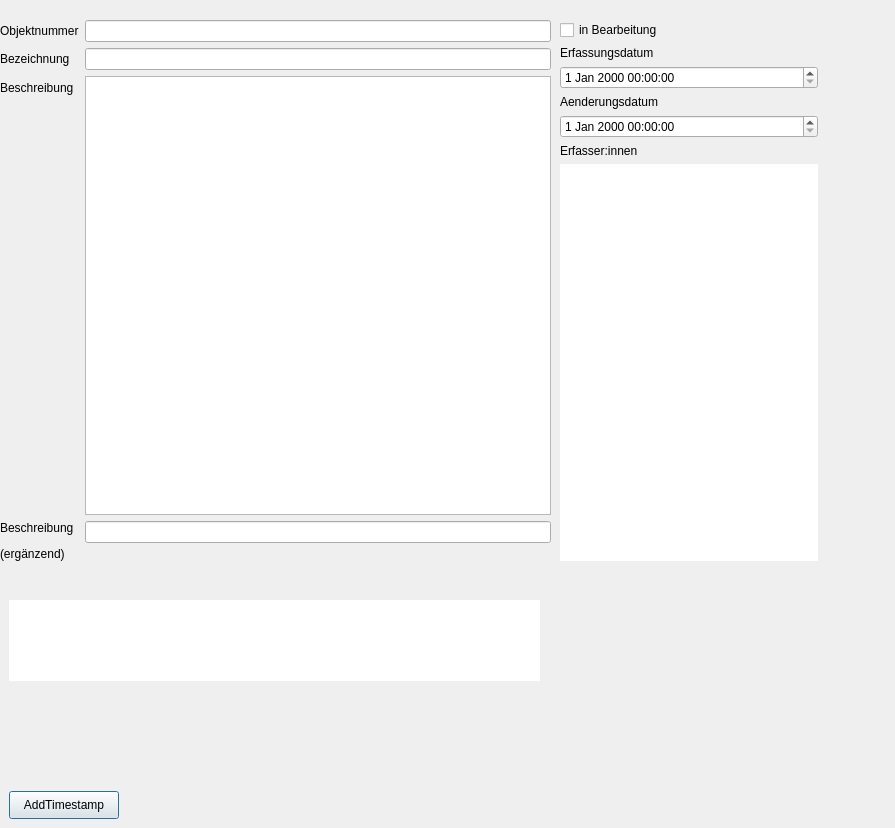
LausitzBergbaukultur/LauGIS, file LauQGIS_frontend/objektbereich_form.ui: the form before one commit.
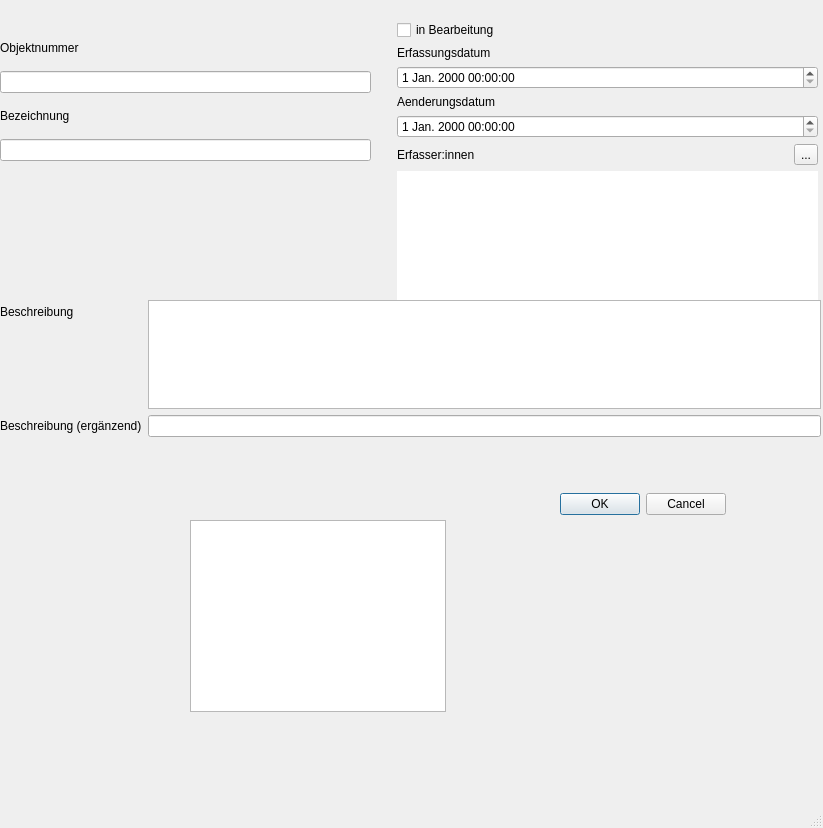
The form after the commit. Custom widgets are drawn as their Qt base class.

Commit message: exemplarische Implementation Erfasser:in

Diff of the .ui file:
```diff
--- a/LauQGIS_frontend/objektbereich_form.ui
+++ b/LauQGIS_frontend/objektbereich_form.ui
@@ -6,33 +6,26 @@
    <rect>
     <x>0</x>
     <y>0</y>
-    <width>895</width>
+    <width>823</width>
     <height>828</height>
    </rect>
   </property>
   <property name="windowTitle">
    <string>Dialog</string>
   </property>
-  <widget class="QPushButton" name="btn_addstamp">
-   <property name="geometry">
-    <rect>
-     <x>9</x>
-     <y>791</y>
-     <width>110</width>
-     <height>28</height>
-    </rect>
-   </property>
-   <property name="text">
-    <string>AddTimestamp</string>
-   </property>
-  </widget>
+  <property name="locale">
+   <locale language="German" country="Germany"/>
+  </property>
+  <property name="sizeGripEnabled">
+   <bool>true</bool>
+  </property>
   <widget class="QWidget" name="formLayoutWidget">
    <property name="geometry">
     <rect>
-     <x>560</x>
+     <x>397</x>
      <y>20</y>
-     <width>258</width>
-     <height>541</height>
+     <width>421</width>
+     <height>381</height>
     </rect>
    </property>
    <layout class="QVBoxLayout" name="verticalLayout">
@@ -64,14 +57,25 @@
      <widget class="QgsDateTimeEdit" name="aenderungsdatum"/>
     </item>
     <item>
-     <widget class="QLabel" name="lbl_eigenname_2">
-      <property name="enabled">
-       <bool>true</bool>
-      </property>
-      <property name="text">
-       <string>Erfasser:innen</string>
-      </property>
-     </widget>
+     <layout class="QHBoxLayout" name="horizontalLayout_2">
+      <item>
+       <widget class="QLabel" name="lbl_eigenname_2">
+        <property name="enabled">
+         <bool>true</bool>
+        </property>
+        <property name="text">
+         <string>Erfasser:innen</string>
+        </property>
+       </widget>
+      </item>
+      <item>
+       <widget class="QToolButton" name="btn_erfasser">
+        <property name="text">
+         <string>...</string>
+        </property>
+       </widget>
+      </item>
+     </layout>
     </item>
     <item>
      <widget class="QListWidget" name="listWidget">
@@ -101,23 +105,23 @@
    <property name="geometry">
     <rect>
      <x>0</x>
-     <y>20</y>
-     <width>551</width>
-     <height>541</height>
+     <y>30</y>
+     <width>371</width>
+     <height>131</height>
     </rect>
    </property>
-   <layout class="QFormLayout" name="layout_stamm">
-    <item row="0" column="0">
+   <layout class="QVBoxLayout" name="verticalLayout_2">
+    <item>
      <widget class="QLabel" name="lbl_objnr">
       <property name="text">
        <string>Objektnummer</string>
       </property>
      </widget>
     </item>
-    <item row="0" column="1">
+    <item>
      <widget class="QLineEdit" name="objekt_nr"/>
     </item>
-    <item row="1" column="0">
+    <item>
      <widget class="QLabel" name="lbl_bezeichnung">
       <property name="enabled">
        <bool>true</bool>
@@ -127,48 +131,64 @@
       </property>
      </widget>
     </item>
-    <item row="1" column="1">
+    <item>
      <widget class="QLineEdit" name="bezeichnung"/>
     </item>
-    <item row="2" column="0">
+   </layout>
+  </widget>
+  <widget class="QWidget" name="formLayoutWidget_3">
+   <property name="geometry">
+    <rect>
+     <x>0</x>
+     <y>300</y>
+     <width>821</width>
+     <height>137</height>
+    </rect>
+   </property>
+   <layout class="QFormLayout" name="formLayout">
+    <item row="0" column="0">
      <widget class="QLabel" name="lbl_beschreibung">
       <property name="text">
        <string>Beschreibung</string>
       </property>
      </widget>
     </item>
-    <item row="2" column="1">
+    <item row="0" column="1">
      <widget class="QTextEdit" name="beschreibung"/>
     </item>
-    <item row="3" column="0">
+    <item row="1" column="0">
      <widget class="QLabel" name="label_2">
       <property name="text">
-       <string>&lt;html&gt;&lt;head/&gt;&lt;body&gt;&lt;p&gt;Beschreibung&lt;/p&gt;&lt;p&gt;(ergänzend)&lt;/p&gt;&lt;/body&gt;&lt;/html&gt;</string>
+       <string>Beschreibung (ergänzend)</string>
       </property>
      </widget>
     </item>
-    <item row="3" column="1">
+    <item row="1" column="1">
      <widget class="QLineEdit" name="beschreibung_ergaenzung"/>
     </item>
    </layout>
   </widget>
-  <widget class="QTableView" name="tableView">
+  <widget class="QTableWidget" name="tableWidget">
    <property name="geometry">
     <rect>
-     <x>9</x>
-     <y>600</y>
-     <width>531</width>
-     <height>81</height>
+     <x>190</x>
+     <y>520</y>
+     <width>256</width>
+     <height>192</height>
     </rect>
    </property>
-   <property name="contextMenuPolicy">
-    <enum>Qt::NoContextMenu</enum>
+  </widget>
+  <widget class="QDialogButtonBox" name="buttonBox">
+   <property name="geometry">
+    <rect>
+     <x>550</x>
+     <y>490</y>
+     <width>176</width>
+     <height>28</height>
+    </rect>
    </property>
-   <property name="frameShape">
-    <enum>QFrame::NoFrame</enum>
-   </property>
-   <property name="showGrid">
-    <bool>false</bool>
+   <property name="standardButtons">
+    <set>QDialogButtonBox::Cancel|QDialogButtonBox::Ok</set>
    </property>
   </widget>
  </widget>
```
The commit also changes 1 other file.
